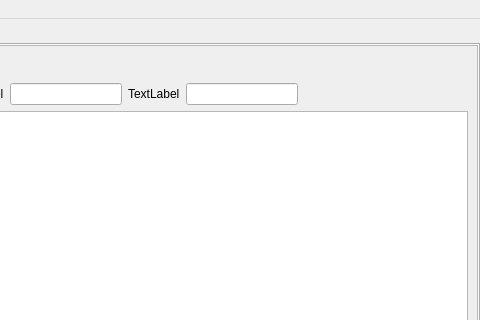
Qt form mainwindow.ui (Nazarovv676/Studio) before a commit; both pictures show x 759 to 1239 and y 0 to 320 of the 1239 by 713 pixel window.
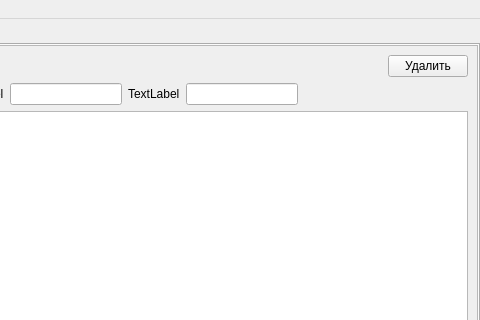
The same form after that commit. The open tabs and pages were chosen to show the change. Icons and pictures are not drawn.

Commit message: Added not all delete row for search

Diff of the .ui file:
```diff
--- a/mainwindow.ui
+++ b/mainwindow.ui
@@ -1809,6 +1809,13 @@
                 </property>
                </spacer>
               </item>
+              <item>
+               <widget class="QPushButton" name="pushButton_searchDelete">
+                <property name="text">
+                 <string>Удалить</string>
+                </property>
+               </widget>
+              </item>
              </layout>
             </item>
             <item>
```
Left out of the diff: 2 changed lines with no effect on the pictures. The commit also changes 3 other files.
